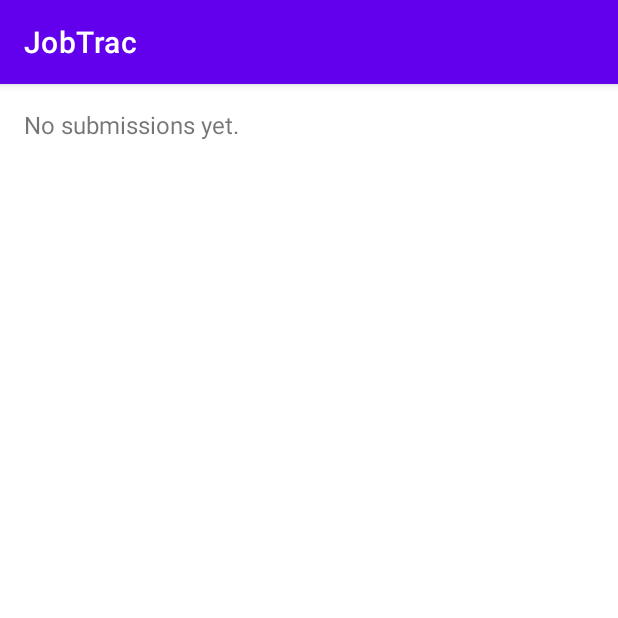
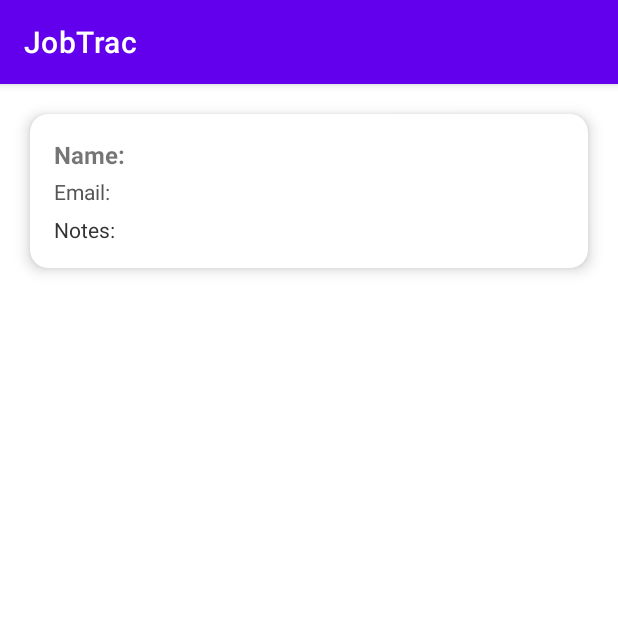
Before and after one commit to atakan682/JobTrac, an Android app built with Jetpack Compose: the SubmissionListActivity screen opened directly, with no data from a screen before it, on a phone screen of 412 x 824 dp, the top half of it. Run offline under Robolectric (Android 15) with nearby library versions, the phone set to English and light mode, and no system bars.

Commit message:
cleaned up submission tab

```diff
--- a/app/src/main/java/com/example/jobtrac/FormActivity.kt
+++ b/app/src/main/java/com/example/jobtrac/FormActivity.kt
@@ -6,6 +6,9 @@ import androidx.appcompat.app.AppCompatActivity
 import androidx.activity.viewModels
 import com.example.jobtrac.viewmodel.JobViewModel
 import com.example.jobtrac.model.SubmittedForm
+import com.example.jobtrac.repo.FormRepository
+
+
 
 
 class FormActivity : AppCompatActivity() {
@@ -25,7 +28,8 @@ class FormActivity : AppCompatActivity() {
             val email = emailInput.text.toString().trim()
             val notes = notesInput.text.toString().trim()
             val form = SubmittedForm(name, email, notes)
-            viewModel.addForm(form)
+
+            FormRepository.submittedForms.add(form)
 
 
             // You can save this info to ViewModel, API, or local database
--- /dev/null
+++ b/app/src/main/java/com/example/jobtrac/FormRepository.kt
@@ -0,0 +1,7 @@
+package com.example.jobtrac.repo
+
+import com.example.jobtrac.model.SubmittedForm
+
+object FormRepository {
+    val submittedForms = mutableListOf<SubmittedForm>()
+}
--- /dev/null
+++ b/app/src/main/java/com/example/jobtrac/SubmissionAdapter.kt
@@ -0,0 +1,34 @@
+package com.example.jobtrac.ui
+
+import android.view.LayoutInflater
+import android.view.View
+import android.view.ViewGroup
+import android.widget.TextView
+import androidx.recyclerview.widget.RecyclerView
+import com.example.jobtrac.R
+import com.example.jobtrac.model.SubmittedForm
+
+class SubmissionAdapter(private val submissions: List<SubmittedForm>) :
+    RecyclerView.Adapter<SubmissionAdapter.SubmissionViewHolder>() {
+
+    class SubmissionViewHolder(view: View) : RecyclerView.ViewHolder(view) {
+        val name: TextView = view.findViewById(R.id.submissionName)
+        val email: TextView = view.findViewById(R.id.submissionEmail)
+        val notes: TextView = view.findViewById(R.id.submissionNotes)
+    }
+
+    override fun onCreateViewHolder(parent: ViewGroup, viewType: Int): SubmissionViewHolder {
+        val view = LayoutInflater.from(parent.context)
+            .inflate(R.layout.item_submission, parent, false)
+        return SubmissionViewHolder(view)
+    }
+
+    override fun onBindViewHolder(holder: SubmissionViewHolder, position: Int) {
+        val form = submissions[position]
+        holder.name.text = "Name: ${form.name}"
+        holder.email.text = "Email: ${form.email}"
+        holder.notes.text = "Notes: ${form.notes}"
+    }
+
+    override fun getItemCount(): Int = submissions.size
+}
--- a/app/src/main/java/com/example/jobtrac/SubmissionListActivity.kt
+++ b/app/src/main/java/com/example/jobtrac/SubmissionListActivity.kt
@@ -1,27 +1,19 @@
 package com.example.jobtrac
 
 import android.os.Bundle
-import android.widget.TextView
-import androidx.activity.viewModels
 import androidx.appcompat.app.AppCompatActivity
-import com.example.jobtrac.viewmodel.JobViewModel
-import com.example.jobtrac.model.SubmittedForm
-
+import androidx.recyclerview.widget.LinearLayoutManager
+import androidx.recyclerview.widget.RecyclerView
+import com.example.jobtrac.repo.FormRepository
+import com.example.jobtrac.ui.SubmissionAdapter
 
 class SubmissionListActivity : AppCompatActivity() {
-    private val viewModel: JobViewModel by viewModels()
-
     override fun onCreate(savedInstanceState: Bundle?) {
         super.onCreate(savedInstanceState)
         setContentView(R.layout.activity_submission_list)
 
-        val textView = findViewById<TextView>(R.id.submissionListText)
-
-        viewModel.submittedForms.observe(this) { list: List<SubmittedForm> ->
-        val displayText = list.joinToString("\n\n") {
-                "Name: ${it.name}\nEmail: ${it.email}\nNotes: ${it.notes}"
-            }
-            textView.text = displayText.ifEmpty { "No submissions yet." }
-        }
+        val recyclerView = findViewById<RecyclerView>(R.id.submissionRecyclerView)
+        recyclerView.layoutManager = LinearLayoutManager(this)
+        recyclerView.adapter = SubmissionAdapter(FormRepository.submittedForms)
     }
 }
--- a/app/src/main/res/layout/activity_submission_list.xml
+++ b/app/src/main/res/layout/activity_submission_list.xml
@@ -1,13 +1,6 @@
 <?xml version="1.0" encoding="utf-8"?>
-<ScrollView xmlns:android="http://schemas.android.com/apk/res/android"
+<androidx.recyclerview.widget.RecyclerView xmlns:android="http://schemas.android.com/apk/res/android"
+    android:id="@+id/submissionRecyclerView"
     android:layout_width="match_parent"
     android:layout_height="match_parent"
-    android:padding="16dp">
-
-    <TextView
-        android:id="@+id/submissionListText"
-        android:layout_width="match_parent"
-        android:layout_height="wrap_content"
-        android:text="Submissions will appear here"
-        android:textSize="16sp" />
-</ScrollView>
+    android:padding="8dp"/>
--- /dev/null
+++ b/app/src/main/res/layout/item_submission.xml
@@ -0,0 +1,37 @@
+<?xml version="1.0" encoding="utf-8"?>
+<androidx.cardview.widget.CardView xmlns:android="http://schemas.android.com/apk/res/android"
+    xmlns:card_view="http://schemas.android.com/apk/res-auto"
+    android:layout_width="match_parent"
+    android:layout_height="wrap_content"
+    card_view:cardCornerRadius="12dp"
+    card_view:cardElevation="6dp"
+    android:layout_margin="12dp">
+
+    <LinearLayout
+        android:orientation="vertical"
+        android:padding="16dp"
+        android:layout_width="match_parent"
+        android:layout_height="wrap_content">
+
+        <TextView
+            android:id="@+id/submissionName"
+            android:textStyle="bold"
+            android:textSize="16sp"
+            android:layout_width="wrap_content"
+            android:layout_height="wrap_content" />
+
+        <TextView
+            android:id="@+id/submissionEmail"
+            android:textColor="#555"
+            android:layout_marginTop="4dp"
+            android:layout_width="wrap_content"
+            android:layout_height="wrap_content" />
+
+        <TextView
+            android:id="@+id/submissionNotes"
+            android:textColor="#333"
+            android:layout_marginTop="6dp"
+            android:layout_width="wrap_content"
+            android:layout_height="wrap_content" />
+    </LinearLayout>
+</androidx.cardview.widget.CardView>
```
